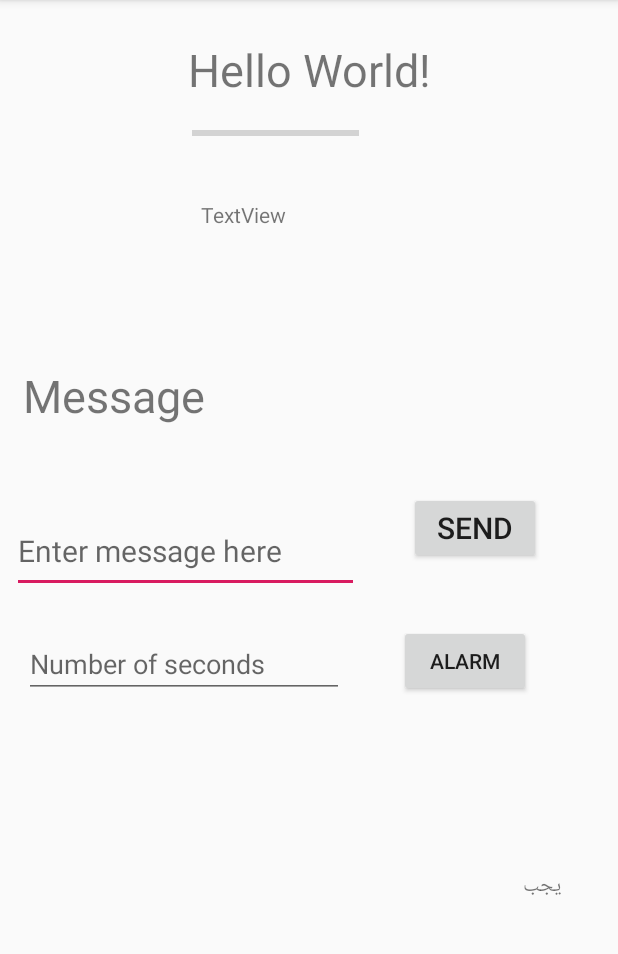
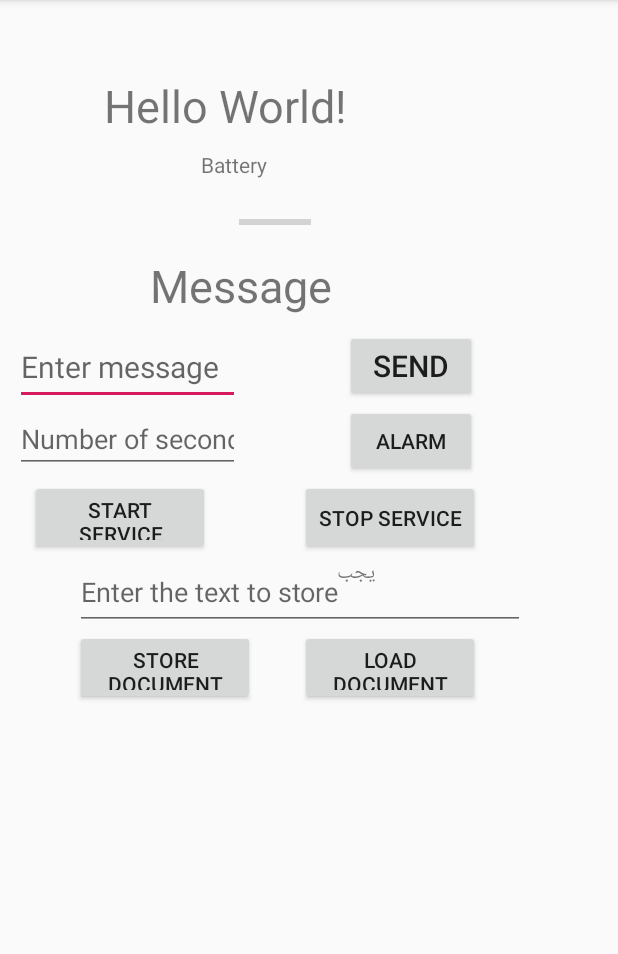
Before and after one commit to n2341/mmap, an Android app: the screen it shows after launch (MainActivity), on a phone screen of 412 x 824 dp, the part 84-1038 px from its top. Run offline under Robolectric (Android 15) with nearby library versions, the phone set to English and light mode, and no system bars.

Commit message:
services and internal storae

```diff
--- a/app/build.gradle
+++ b/app/build.gradle
@@ -23,6 +23,9 @@ dependencies {
     implementation fileTree(dir: 'libs', include: ['*.jar'])
     implementation 'androidx.appcompat:appcompat:1.1.0'
     implementation 'androidx.constraintlayout:constraintlayout:1.1.3'
+    implementation 'com.google.android.material:material:1.0.0'
+    implementation 'androidx.navigation:navigation-fragment:2.0.0'
+    implementation 'androidx.navigation:navigation-ui:2.0.0'
     testImplementation 'junit:junit:4.12'
     androidTestImplementation 'androidx.test:runner:1.2.0'
     androidTestImplementation 'androidx.test.espresso:espresso-core:3.2.0'
--- a/app/src/main/res/layout/activity_main.xml
+++ b/app/src/main/res/layout/activity_main.xml
@@ -1,5 +1,5 @@
 <?xml version="1.0" encoding="utf-8"?>
-<androidx.constraintlayout.widget.ConstraintLayout xmlns:android="http://schemas.android.com/apk/res/android"
+<RelativeLayout xmlns:android="http://schemas.android.com/apk/res/android"
     xmlns:app="http://schemas.android.com/apk/res-auto"
     xmlns:tools="http://schemas.android.com/tools"
     android:layout_width="match_parent"
@@ -9,8 +9,10 @@
 
     <TextView
         android:id="@+id/battery"
-        android:layout_width="0dp"
-        android:layout_height="wrap_content"
+        android:layout_width="200dp"
+        android:layout_height="50dp"
+        android:layout_marginLeft="50dp"
+        android:layout_marginTop="50dp"
         android:text="Hello World!"
         android:textAlignment="center"
         android:textSize="30dp"
@@ -25,6 +27,8 @@
         android:id="@+id/edit_query"
         android:layout_width="239dp"
         android:layout_height="60dp"
+        android:layout_marginLeft="100dp"
+        android:layout_marginTop="170dp"
         android:text="Message"
         android:textSize="30dp"
         app:layout_constraintBottom_toBottomOf="parent"
@@ -36,9 +40,11 @@
 
     <EditText
         android:id="@+id/message"
-        android:layout_width="231dp"
-        android:layout_height="55dp"
-        android:hint="Enter message here"
+        android:layout_width="150dp"
+        android:layout_height="50dp"
+        android:layout_marginLeft="10dp"
+        android:layout_marginTop="220dp"
+        android:hint="Enter message"
         android:textSize="20dp"
         app:layout_constraintBottom_toBottomOf="parent"
         app:layout_constraintEnd_toEndOf="parent"
@@ -51,6 +57,8 @@
         android:id="@+id/sendButton"
         android:layout_width="wrap_content"
         android:layout_height="wrap_content"
+        android:layout_marginLeft="230dp"
+        android:layout_marginTop="220dp"
         android:onClick="sendMessage"
         android:text="send"
         android:textSize="20dp"
@@ -63,8 +71,10 @@
 
     <TextView
         android:id="@+id/must"
-        android:layout_width="108dp"
+        android:layout_width="150dp"
         android:layout_height="33dp"
+        android:layout_marginLeft="100dp"
+        android:layout_marginTop="370dp"
         android:layout_marginBottom="156dp"
         android:text="@string/Must"
         app:layout_constraintBottom_toBottomOf="parent"
@@ -74,8 +84,10 @@
 
     <EditText
         android:id="@+id/arm"
-        android:layout_width="wrap_content"
+        android:layout_width="150dp"
         android:layout_height="wrap_content"
+        android:layout_marginLeft="10dp"
+        android:layout_marginTop="270dp"
         android:ems="10"
         android:hint="Number of seconds"
         android:inputType="numberDecimal"
@@ -90,6 +102,8 @@
         android:id="@+id/am"
         android:layout_width="wrap_content"
         android:layout_height="wrap_content"
+        android:layout_marginLeft="230dp"
+        android:layout_marginTop="270dp"
         android:onClick="startAlert"
         android:text="Alarm"
         app:layout_constraintBottom_toBottomOf="parent"
@@ -99,29 +113,92 @@
         app:layout_constraintTop_toTopOf="parent"
         app:layout_constraintVertical_bias="0.579" />
 
+    <Button
+        android:id="@+id/startservice"
+        android:layout_width="120dp"
+        android:layout_height="50dp"
+        android:layout_marginLeft="20dp"
+
+        android:layout_marginTop="320dp"
+
+        android:layout_marginRight="200dp"
+        android:text="START SERVICE"
+        app:layout_constraintEnd_toEndOf="parent"
+        app:layout_constraintStart_toStartOf="parent"
+        app:layout_constraintTop_toTopOf="@+id/batteryView"
+        tools:ignore="MissingConstraints" />
+
+    <Button
+        android:id="@+id/stopservice"
+        android:layout_width="120dp"
+        android:layout_height="50dp"
+        android:layout_marginLeft="200dp"
+        android:layout_marginTop="320dp"
+        android:text="STOP SERVICE"
+        app:layout_constraintBottom_toTopOf="@+id/must"
+        app:layout_constraintEnd_toEndOf="parent"
+        app:layout_constraintStart_toEndOf="@+id/startservice"
+        app:layout_constraintTop_toBottomOf="@+id/am" />
+
+
+
+
+        <EditText
+            android:id="@+id/txtenter"
+            android:layout_width="300dp"
+            android:layout_height="50dp"
+
+            android:layout_marginLeft="50dp"
+            android:layout_marginTop="370dp"
+            android:hint="Enter the text to store"
+            />
+
+        <Button
+            android:id="@+id/btnsave"
+            android:layout_width="120dp"
+            android:layout_height="50dp"
+            android:layout_marginLeft="50dp"
+            android:layout_marginTop="420dp"
+            android:text="STORE DOCUMENT"
+            android:onClick="save"
+
+            />
+
+        <Button
+            android:id="@+id/btnload"
+            android:layout_width="120dp"
+            android:layout_height="50dp"
+            android:layout_marginLeft="200dp"
+            android:layout_marginTop="420dp"
+            android:text="LOAD DOCUMENT"
+            android:onClick="load"
+
+            />
+
     <ProgressBar
         android:id="@+id/progress"
         style="?android:attr/progressBarStyleHorizontal"
-        android:layout_width="111dp"
-        android:layout_height="17dp"
+        android:layout_width="wrap_content"
+        android:layout_height="wrap_content"
         android:layout_marginStart="159dp"
-        android:layout_marginTop="13dp"
+        android:layout_marginLeft="50dp"
+        android:layout_marginTop="140dp"
         android:layout_marginEnd="204dp"
         app:layout_constraintEnd_toEndOf="parent"
         app:layout_constraintStart_toStartOf="parent"
         app:layout_constraintTop_toBottomOf="@+id/battery" />
-
     <TextView
         android:id="@+id/batteryView"
-        android:layout_width="120dp"
+        android:layout_width="match_parent"
         android:layout_height="35dp"
         android:layout_marginStart="134dp"
-        android:layout_marginTop="36dp"
+        android:layout_marginLeft="10dp"
+        android:layout_marginTop="100dp"
         android:layout_marginEnd="157dp"
-        android:text="TextView"
+        android:text="Battery"
         app:layout_constraintEnd_toEndOf="parent"
         app:layout_constraintHorizontal_bias="0.0"
         app:layout_constraintStart_toStartOf="parent"
         app:layout_constraintTop_toBottomOf="@+id/progress" />
 
-</androidx.constraintlayout.widget.ConstraintLayout>
+</RelativeLayout>
--- a/app/src/main/res/menu/menu.xml
+++ b/app/src/main/res/menu/menu.xml
@@ -18,4 +18,5 @@
         android:id="@+id/mail"
         android:title="send mail" />
 
+
 </menu>
--- /dev/null
+++ b/app/src/main/res/values/dimens.xml
@@ -0,0 +1,3 @@
+<resources>
+    <dimen name="fab_margin">16dp</dimen>
+</resources>
```
Also changed, not shown: app/src/main/AndroidManifest.xml (+5 -4 lines), app/src/main/java/com/example/mmap/FirstFragment.java (added, +34 -0 lines), app/src/main/java/com/example/mmap/MainActivity.java (+89 -9 lines), app/src/main/java/com/example/mmap/Myservice.java (added, +35 -0 lines), app/src/main/java/com/example/mmap/SecondFragment.java (added, +34 -0 lines), app/src/main/res/layout/fragment_first.xml (added, +28 -0 lines), app/src/main/res/layout/fragment_second.xml (added, +27 -0 lines), app/src/main/res/navigation/nav_graph.xml (added, +29 -0 lines), app/src/main/res/values/strings.xml (+9 -0 lines), app/src/main/res/values/styles.xml (+9 -0 lines), 2 other files.
